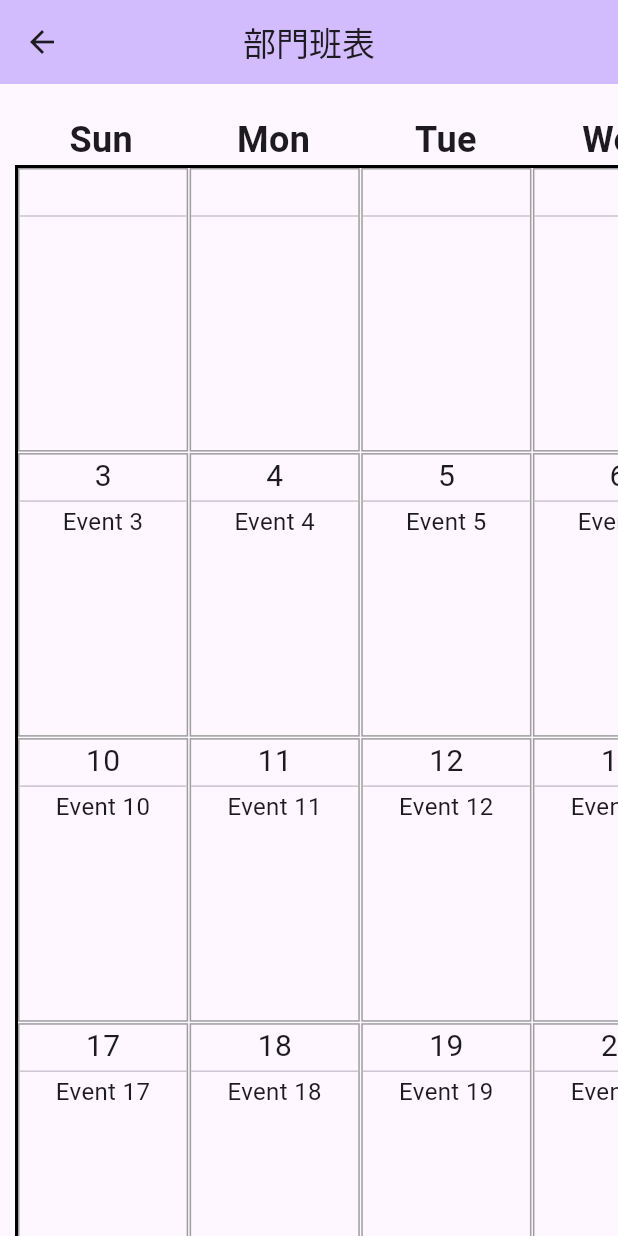
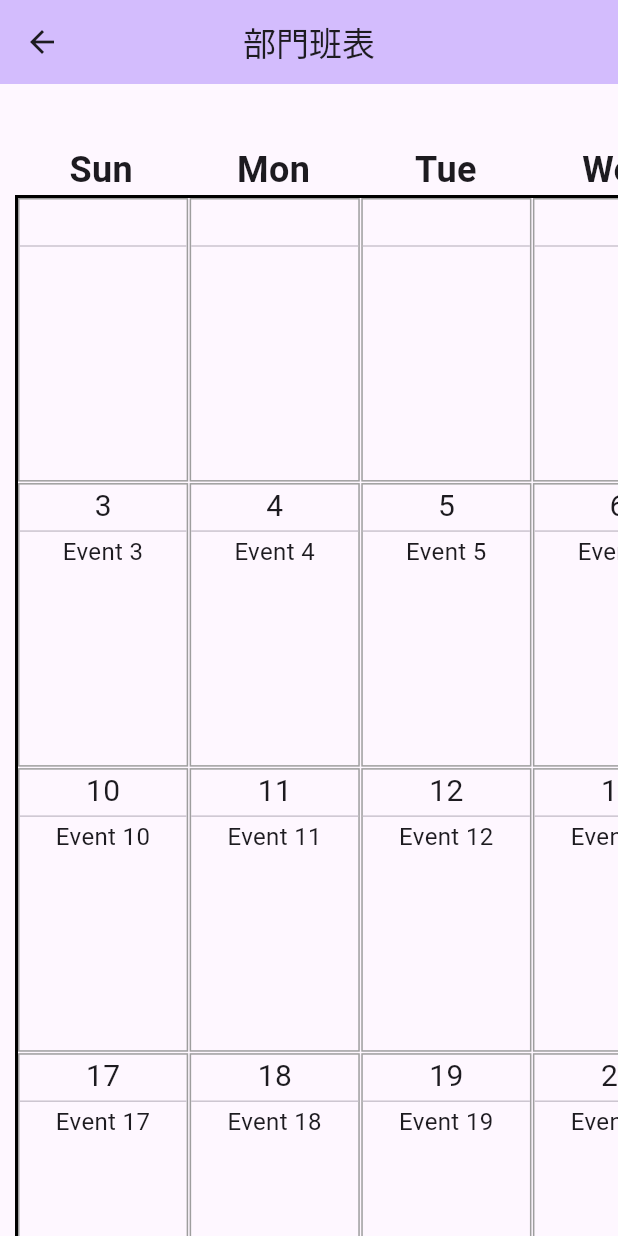
Before and after one commit to ramars250/mobile_app, a Flutter app: the screen it shows after launch, in the side drawer, after a tap on "部門班表", on a phone screen of 412 x 824 dp. Run offline on Flutter 3.47's test engine with Material 2 defaults, Android fonts, the phone set to English and light mode, and no system bars.

Commit message:
修改部門班表上下間距

```diff
--- a/lib/schedule_view.dart
+++ b/lib/schedule_view.dart
@@ -121,7 +121,7 @@ class ScheduleView extends StatelessWidget {
         child: SingleChildScrollView(
           scrollDirection: Axis.horizontal,
           child: Container(
-            padding: const EdgeInsets.only(top: 20.0, left: 10.0, right: 10.0),
+            padding: const EdgeInsets.only(top: 40.0, left: 10.0, right: 10.0),
             height: MediaQuery.of(context).size.height * 2,
             width: MediaQuery.of(context).size.width * 2,
             child: Column(
```
